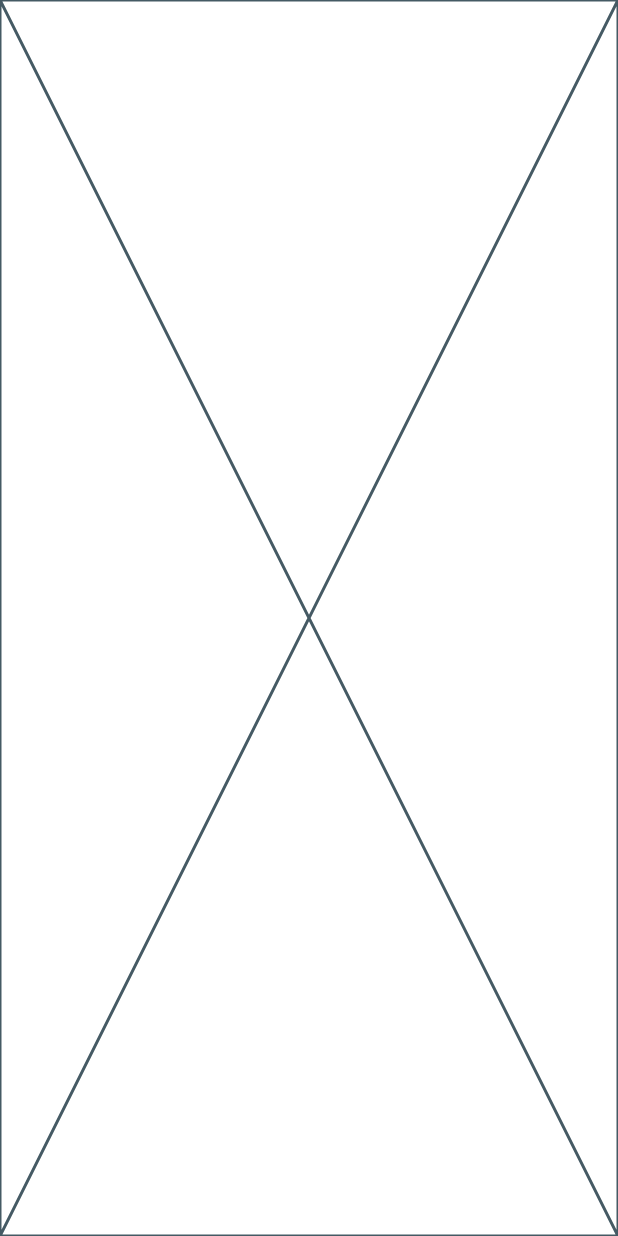
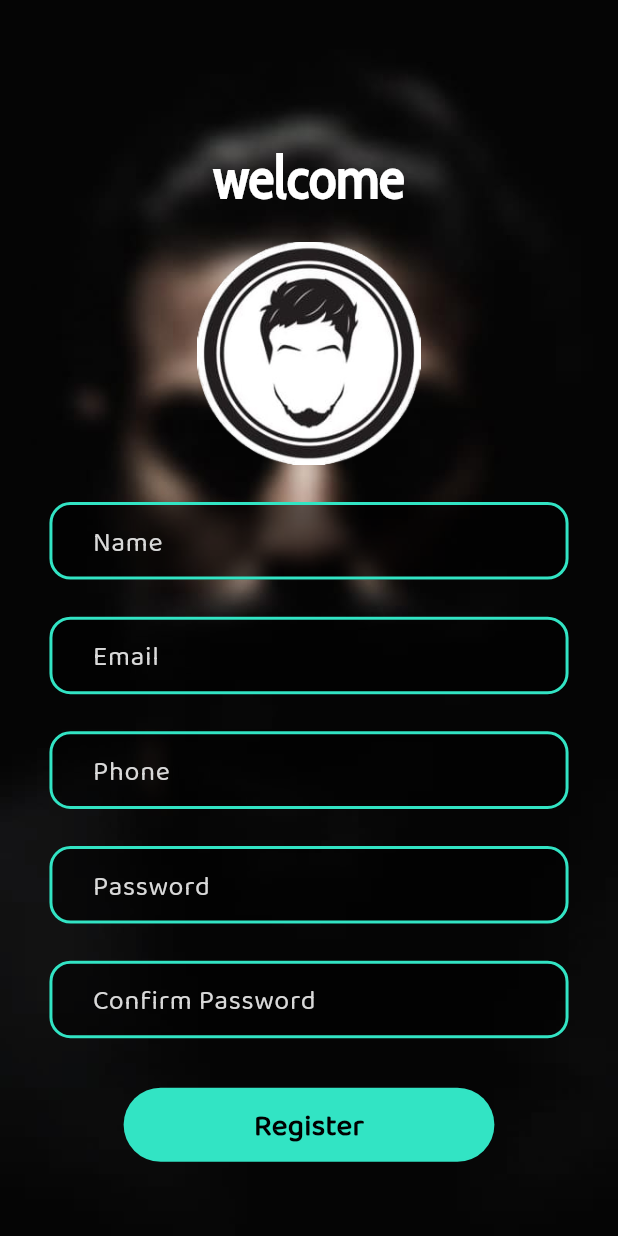
Before and after one commit to Shaham-Ahammed/salon-booking-application, a Flutter app: the LoginOrSignup screen opened directly, after a tap on "SIGNUP", on a phone screen of 412 x 824 dp. Run offline on Flutter 3.47's test engine with Material 3 defaults, Android fonts, the light colour scheme and no system bars; our stand-ins replace flutter_bloc, flutter_svg, smooth_page_indicator.

Commit message:
completed ui of onboarding and login and register of user side , code also sturctured

```diff
--- a/trim_spot_user_side/lib/screens/login  or signup/login_or_signup.dart
+++ b/trim_spot_user_side/lib/screens/login  or signup/login_or_signup.dart
@@ -3,7 +3,6 @@ import 'package:trim_spot_user_side/blocs/on%20boarding%20bloc/onboardind_bloc_b
 import 'package:trim_spot_user_side/reusable%20widgets/colors.dart';
 import 'package:flutter_bloc/flutter_bloc.dart';
 import 'package:trim_spot_user_side/reusable%20widgets/page%20transitions/fade_transition.dart';
-import 'package:trim_spot_user_side/reusable%20widgets/page%20transitions/slide_transition.dart';
 import 'package:trim_spot_user_side/screens/login%20%20or%20signup/widgets/background_image.dart';
 import 'package:trim_spot_user_side/screens/login%20%20or%20signup/widgets/login_signup_buttons.dart';
 import 'package:trim_spot_user_side/screens/login%20screen/login.dart';
@@ -23,7 +22,7 @@ class LoginOrSignup extends StatelessWidget {
           }
           if (state is NavigateToSignUp) {
             Navigator.of(context)
-                .push(SlideTransitionPageRoute(child: const SignUpScreen()));
+                .push(FadeTransitionPageRoute(child: const SignUpScreen()));
           }
         },
         child: Stack(
--- a/trim_spot_user_side/lib/screens/login screen/login.dart
+++ b/trim_spot_user_side/lib/screens/login screen/login.dart
@@ -40,14 +40,14 @@ class LoginScreen extends StatelessWidget {
                   SizedBox(
                     height: mediaqueryHeight(0.03, context),
                   ),
-                  const EmailAndPasswordField(
+                  const TextFormFieldCyan(
                     hintText: "Email",
-                    obscureText: false,
+                    textInputType: TextInputType.emailAddress,
                   ),
                   SizedBox(
                     height: mediaqueryHeight(0.03, context),
                   ),
-                  const EmailAndPasswordField(
+                  const TextFormFieldCyan(
                     hintText: "Password",
                     obscureText: true,
                   ),
--- a/trim_spot_user_side/lib/screens/login screen/widgets/resgister_text.dart
+++ b/trim_spot_user_side/lib/screens/login screen/widgets/resgister_text.dart
@@ -1,5 +1,6 @@
-
 import 'package:flutter/material.dart';
+import 'package:flutter_bloc/flutter_bloc.dart';
+import 'package:trim_spot_user_side/blocs/on%20boarding%20bloc/onboardind_bloc_bloc.dart';
 import 'package:trim_spot_user_side/reusable%20widgets/colors.dart';
 import 'package:trim_spot_user_side/reusable%20widgets/font.dart';
 
@@ -18,11 +19,16 @@ class RegisterNowText extends StatelessWidget {
             fontSize: 16,
             fontWeight: FontWeight.w500,
             fontColor: whiteColor),
-        myFont("Register Now",
-            fontFamily: balooChettan,
-            fontSize: 16,
-            fontWeight: FontWeight.w600,
-            fontColor: cyanColor),
+        GestureDetector(
+          onTap: () {
+            context.read<OnboardindBloc>().add(SignUpButtonPressed());
+          },
+          child: myFont("Register Now",
+              fontFamily: balooChettan,
+              fontSize: 16,
+              fontWeight: FontWeight.w600,
+              fontColor: cyanColor),
+        )
       ],
     );
   }
--- a/trim_spot_user_side/lib/screens/login screen/widgets/textformfields.dart
+++ b/trim_spot_user_side/lib/screens/login screen/widgets/textformfields.dart
@@ -1,25 +1,37 @@
+import 'package:flutter/material.dart';
+import 'package:flutter/services.dart';
 
-import 'package:flutter/material.dart';
 import 'package:trim_spot_user_side/reusable%20widgets/colors.dart';
 import 'package:trim_spot_user_side/reusable%20widgets/font.dart';
 import 'package:trim_spot_user_side/reusable%20widgets/mediaquery.dart';
 
-class EmailAndPasswordField extends StatelessWidget {
-  const EmailAndPasswordField({
-    super.key,
-    required this.hintText, required this.obscureText,
-  });
+class TextFormFieldCyan extends StatelessWidget {
+  const TextFormFieldCyan(
+      {super.key,
+      required this.hintText,
+      this.obscureText = false,
+      this.textInputType = TextInputType.text,
+      this.maxLenght,
+      this.filteringTextInputFormatter});
   final String hintText;
+  final TextInputType textInputType;
+  final FilteringTextInputFormatter? filteringTextInputFormatter;
   final bool obscureText;
+ final int? maxLenght;
   @override
   Widget build(BuildContext context) {
     return TextFormField(
+      keyboardType: textInputType,
+      inputFormatters: filteringTextInputFormatter == null
+          ? null
+          : [filteringTextInputFormatter!],
+     maxLength:maxLenght??maxLenght ,
       style:
           TextStyle(fontFamily: balooChettan, color: greyColor2, fontSize: 18),
       obscureText: obscureText,
       cursorColor: cyanColor,
       decoration: InputDecoration(
-
+        counterText: "",
         filled: true,
         fillColor: Colors.black54,
         focusedBorder: OutlineInputBorder(
--- a/trim_spot_user_side/lib/screens/signup screen/signup.dart
+++ b/trim_spot_user_side/lib/screens/signup screen/signup.dart
@@ -1,10 +1,88 @@
 import 'package:flutter/material.dart';
+import 'package:flutter/services.dart';
+import 'package:trim_spot_user_side/reusable%20widgets/colors.dart';
+import 'package:trim_spot_user_side/reusable%20widgets/font.dart';
+import 'package:trim_spot_user_side/reusable%20widgets/mediaquery.dart';
+import 'package:trim_spot_user_side/screens/login%20screen/widgets/background_image.dart';
+import 'package:trim_spot_user_side/screens/login%20screen/widgets/textformfields.dart';
+import 'package:trim_spot_user_side/screens/signup%20screen/widgets/register_button.dart';
+import 'package:trim_spot_user_side/screens/signup%20screen/widgets/sizedbox.dart';
 
 class SignUpScreen extends StatelessWidget {
   const SignUpScreen({super.key});
 
   @override
   Widget build(BuildContext context) {
-    return const Placeholder();
+    return Scaffold(
+      resizeToAvoidBottomInset: false,
+      body: Container(
+        height: double.infinity,
+        width: double.infinity,
+        decoration: backgroundImage(),
+        child: SingleChildScrollView(
+          reverse: true,
+          child: Padding(
+            padding: EdgeInsets.only(
+                left: mediaqueryHeight(0.04, context),
+                right: mediaqueryHeight(0.04, context),
+                top: mediaqueryHeight(0.04, context),
+                bottom: MediaQuery.of(context).viewInsets.bottom),
+            child: Column(
+              children: [
+                SizedBox(
+                  height: mediaqueryHeight(0.04, context),
+                ),
+                myFont("welcome",
+                    fontFamily: cabinCondensed,
+                    fontSize: 38,
+                    fontWeight: FontWeight.w600,
+                    fontColor: whiteColor),
+                SizedBox(
+                  height: mediaqueryHeight(0.02, context),
+                ),
+                Image.asset(scale: 1.6, "assets/images/profile upload.png"),
+                SizedBox(
+                  height: mediaqueryHeight(0.03, context),
+                ),
+                TextFormFieldCyan(
+                  hintText: "Name",
+                  textInputType: TextInputType.name,
+                  filteringTextInputFormatter:
+                      FilteringTextInputFormatter.allow(RegExp(r'[a-zA-Z]')),
+                ),
+                textFormFieldSizedBox(context),
+                const TextFormFieldCyan(
+                  hintText: "Email",
+                  textInputType: TextInputType.emailAddress,
+                ),
+                textFormFieldSizedBox(context),
+                const TextFormFieldCyan(
+                  hintText: "Phone",
+                  textInputType: TextInputType.number,
+                  maxLenght: 10,
+                ),
+                textFormFieldSizedBox(context),
+                const TextFormFieldCyan(
+                  hintText: "Password",
+                  obscureText: true,
+                ),
+                textFormFieldSizedBox(context),
+                const TextFormFieldCyan(
+                  hintText: "Confirm Password",
+                  obscureText: true,
+                ),
+                SizedBox(
+                  height: mediaqueryHeight(0.04, context),
+                ),
+                const RegisterButton(),
+                SizedBox(height: mediaqueryHeight(0.06, context)),
+              ],
+            ),
+          ),
+        ),
+      ),
+    );
   }
+
+
 }
--- /dev/null
+++ b/trim_spot_user_side/lib/screens/signup screen/widgets/background_image.dart
@@ -0,0 +1,8 @@
+ import 'package:flutter/material.dart';
+
+BoxDecoration backgroundImage() {
+    return const BoxDecoration(
+          image: DecorationImage(
+              fit: BoxFit.cover,
+              image: AssetImage("assets/images/spalsh user blur.jpg")));
+  }
--- /dev/null
+++ b/trim_spot_user_side/lib/screens/signup screen/widgets/register_button.dart
@@ -0,0 +1,36 @@
+
+import 'package:flutter/material.dart';
+import 'package:trim_spot_user_side/reusable%20widgets/colors.dart';
+import 'package:trim_spot_user_side/reusable%20widgets/cyan_container.dart';
+import 'package:trim_spot_user_side/reusable%20widgets/font.dart';
+import 'package:trim_spot_user_side/reusable%20widgets/mediaquery.dart';
+
+class RegisterButton extends StatelessWidget {
+  const RegisterButton({
+    super.key,
+  });
+
+  @override
+  Widget build(BuildContext context) {
+    return Material(
+        color: cyanColor,
+        borderRadius: BorderRadius.circular(90),
+        child: InkWell(
+          splashFactory: InkSplash.splashFactory,
+          onTap: () {},
+          borderRadius: BorderRadius.circular(90),
+          child: Container(
+            width: mediaqueryWidth(0.6, context),
+            height: mediaqueryHeight(0.06, context),
+            decoration: cyanContainer(transparentColor),
+            child: Center(
+              child: myFont("Register",
+                  fontFamily: balooChettan,
+                  fontSize: 20,
+                  fontWeight: FontWeight.w600,
+                  fontColor: blackColor),
+            ),
+          ),
+        ));
+  }
+}
--- /dev/null
+++ b/trim_spot_user_side/lib/screens/signup screen/widgets/sizedbox.dart
@@ -0,0 +1,8 @@
+import 'package:flutter/material.dart';
+import 'package:trim_spot_user_side/reusable%20widgets/mediaquery.dart';
+
+textFormFieldSizedBox(context) {
+  return SizedBox(
+    height: mediaqueryHeight(0.03, context),
+  );
+}
--- a/trim_spot_user_side/pubspec.yaml
+++ b/trim_spot_user_side/pubspec.yaml
@@ -66,7 +66,7 @@ flutter:
   assets:
     - assets/images/intoduction2-2.jpg
     - assets/images/introduction2-1.jpg
-    - assets/images/profile upload.jpg
+    - assets/images/profile upload.png
     - assets/images/s1.jpg
     - assets/images/s2.jpg
     - assets/images/s3.jpg
@@ -79,6 +79,7 @@ flutter:
     - assets/images/splash barber.jpg
     - assets/images/intoduction1-2.jpeg
     - assets/icons/mdi--google.svg
+
   # An image asset can refer to one or more resolution-specific "variants", see
   # https://flutter.dev/assets-and-images/#resolution-aware
 
```
Also changed, not shown: trim_spot_user_side/assets/images/casual-life-3d-profile-picture-of-person-in-glasses-and-orange-shirt.png (added), trim_spot_user_side/assets/images/profile upload.jpg (deleted), trim_spot_user_side/assets/images/profile upload.png (added).
